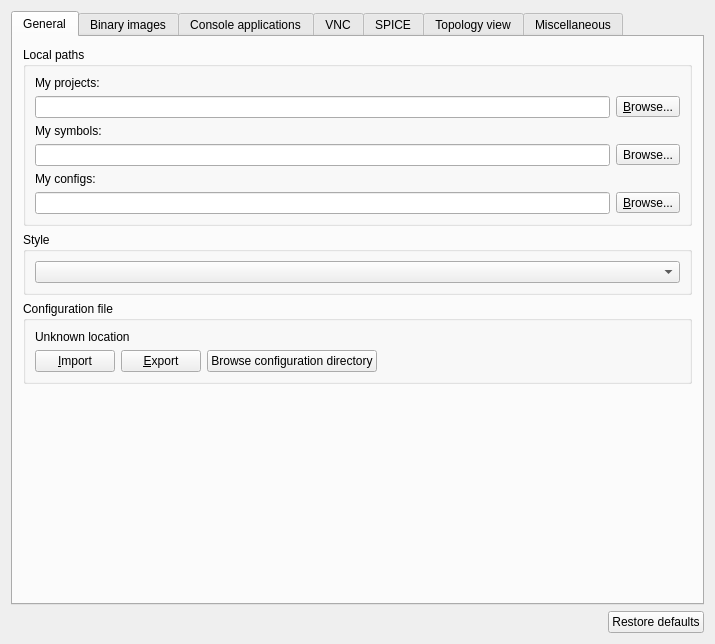
Qt form gns3/ui/general_preferences_page.ui (GNS3/gns3-gui) before a commit.
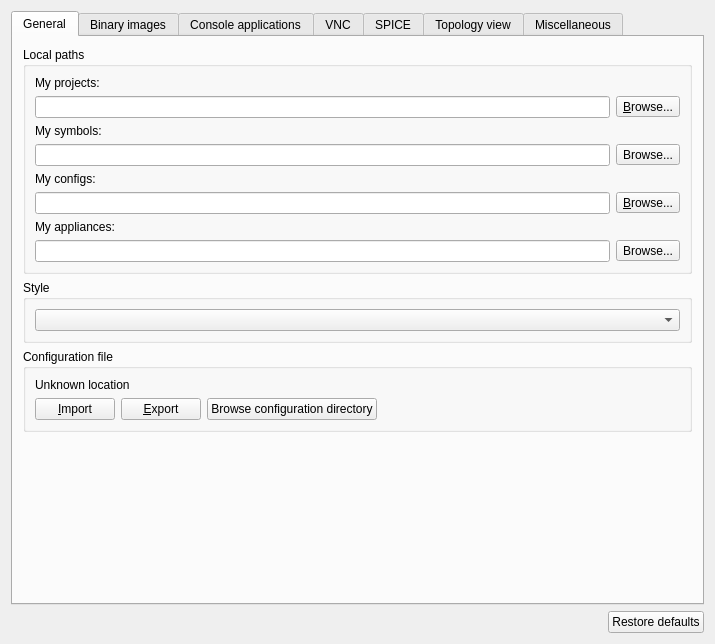
The same form after that commit.

Commit message:
Add an appliance templates directory
* Settings in general preferences to configure it
* When you import a gns3a the file is copy to this directory
* A filter my appliances is available

Fix https://github.com/GNS3/gns3-gui/issues/2133

Diff of the .ui file:
```diff
--- a/gns3/ui/general_preferences_page.ui
+++ b/gns3/ui/general_preferences_page.ui
@@ -137,6 +137,27 @@
             </item>
            </layout>
           </item>
+          <item>
+           <widget class="QLabel" name="label_3">
+            <property name="text">
+             <string>My appliances:</string>
+            </property>
+           </widget>
+          </item>
+          <item>
+           <layout class="QHBoxLayout" name="horizontalLayout_12">
+            <item>
+             <widget class="QLineEdit" name="uiAppliancesPathLineEdit"/>
+            </item>
+            <item>
+             <widget class="QToolButton" name="uiAppliancesPathToolButton">
+              <property name="text">
+               <string>Browse...</string>
+              </property>
+             </widget>
+            </item>
+           </layout>
+          </item>
          </layout>
         </widget>
        </item>
```
The commit also changes 9 other files.
